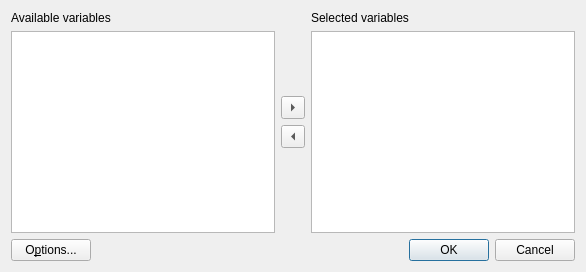
Above: cogstat/ui/explore_var_pairs.ui from cogstat/cogstat before the change. Below: the same form after it.
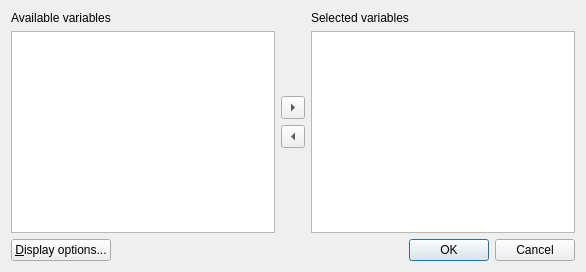
That is the form after the change.

Commit message: change button label

What changed in the file:
```diff
--- a/cogstat/ui/explore_var_pairs.ui
+++ b/cogstat/ui/explore_var_pairs.ui
@@ -111,7 +111,7 @@
      <item>
       <widget class="QPushButton" name="pushButton">
        <property name="text">
-        <string>O&amp;ptions...</string>
+        <string>&amp;Display options...</string>
        </property>
       </widget>
      </item>
```
The commit also changes 3 other files.
